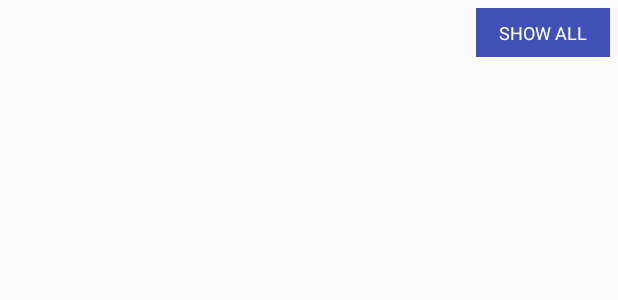
After one commit to e-carlin/banter-android, an Android app: the layout section_custom_row_layout.xml on its own in the app's theme, with its tools: preview values and no code run, on a phone screen of 412 x 824 dp. The commit adds this screen. Shown: the top 300 px of the screen. Run offline under Robolectric (Android 15) with nearby library versions, the phone set to English and light mode, and no system bars.

Commit message:
Sections now split on account type

```diff
--- a/app/build.gradle
+++ b/app/build.gradle
@@ -14,7 +14,8 @@ android {
         debug {
             buildConfigField 'String', 'PLAID_PUBLIC_KEY', '"74912a00575badb2f1b0f1b8bdfde2"'
             buildConfigField 'String', 'PLAID_CLIENT_ID', '"59dd926b4e95b872dbbb6cdf"'
-            buildConfigField 'String', 'PLAID_SECRET_KEY', '"2e17db39ac71ebd3810b276801569e"' //Plaid TODO: Move secret to a better location (i.e. env)
+            buildConfigField 'String', 'PLAID_SECRET_KEY', '"2e17db39ac71ebd3810b276801569e"'
+            //Plaid TODO: Move secret to a better location (i.e. env)
         }
         release {
             minifyEnabled false
@@ -66,7 +67,6 @@ dependencies {
     //Plaid for financial information
     compile group: 'com.plaid', name: 'plaid-java', version: '2.2.0'
 
-
     // Third-party libraries
     compileOnly "org.projectlombok:lombok:1.16.20"
     annotationProcessor 'org.projectlombok:lombok:1.16.20'
--- a/app/src/main/AndroidManifest.xml
+++ b/app/src/main/AndroidManifest.xml
@@ -16,10 +16,12 @@
                 <category android:name="android.intent.category.LAUNCHER" />
             </intent-filter>
         </activity>
-        <activity android:name=".PlaidAddAccountActivity"></activity>
+        <activity android:name=".PlaidAddAccountActivity" />
+
         <service
             android:name=".service.AddAccountService"
-            android:exported="false"/>
+            android:exported="false" />
+
     </application>
 
 </manifest>
--- a/app/src/main/java/com/banter/banter/model/document/attribute/AccountAttribute.java
+++ b/app/src/main/java/com/banter/banter/model/document/attribute/AccountAttribute.java
@@ -9,8 +9,8 @@ public class AccountAttribute {
 
     private String id;
     private String name;
-    private String type; //TODO: Maybe make this an enum
-    private String subtype; //TODO: Maybe make this an enum too
+    private String type; //TODO: Maybe make this an enum https://plaid.com/docs/api/#accounts
+    private String subtype; //TODO: Maybe make this an enum too https://plaid.com/docs/api/#accounts
     private AccountBalancesAttribute balances;
 
     public AccountAttribute() {}
--- /dev/null
+++ b/app/src/main/res/layout/section_custom_row_layout.xml
@@ -0,0 +1,39 @@
+<?xml version="1.0" encoding="utf-8"?>
+<RelativeLayout xmlns:android="http://schemas.android.com/apk/res/android"
+    android:layout_width="match_parent"
+    android:layout_height="wrap_content"
+    android:orientation="vertical"
+    android:padding="5dp">
+
+    <TextView
+        android:id="@+id/section_label"
+        android:layout_width="wrap_content"
+        android:layout_height="wrap_content"
+        android:layout_alignBaseline="@+id/section_show_all_button"
+        android:layout_alignParentLeft="true"
+        android:textColor="@android:color/darker_gray"
+        android:textSize="14sp" />
+
+    <TextView
+        android:id="@+id/section_show_all_button"
+        android:layout_width="wrap_content"
+        android:layout_height="wrap_content"
+        android:layout_alignParentRight="true"
+        android:background="@color/colorPrimary"
+        android:paddingBottom="8dp"
+        android:paddingLeft="15dp"
+        android:paddingRight="15dp"
+        android:paddingTop="8dp"
+        android:text="@string/show_all"
+        android:textAllCaps="true"
+        android:textColor="@android:color/white"
+        android:textSize="12sp" />
+
+    <!--  recycler view for items -->
+    <android.support.v7.widget.RecyclerView
+        android:id="@+id/item_recycler_view"
+        android:layout_width="match_parent"
+        android:layout_height="match_parent"
+        android:layout_below="@+id/section_show_all_button"
+        android:layout_marginTop="7dp" />
+</RelativeLayout>
--- a/app/src/main/res/values/strings.xml
+++ b/app/src/main/res/values/strings.xml
@@ -6,4 +6,9 @@
     <string name="message_unknown">Unknown error.</string>
     <string name="option_retry">Retry</string>
     <string name="option_exit">Exit</string>
+
+    <string name="linear_sectioned_recyclerview_vertical">Linear Sectioned RecyclerView (Vertical)</string>
+    <string name="linear_sectioned_recyclerview_horizontal">Linear Sectioned RecyclerView (Horizontal)</string>
+    <string name="grid_sectioned_recyclerview">Grid Sectioned RecyclerView</string>
+    <string name="show_all">Show All</string>
 </resources>
```
Also changed, not shown: app/src/main/java/com/banter/banter/ItemRecyclerViewAdapter.java (added, +49 -0 lines), app/src/main/java/com/banter/banter/MainActivity.java (+59 -34 lines), app/src/main/java/com/banter/banter/SectionModel.java (added, +21 -0 lines), app/src/main/java/com/banter/banter/SectionRecyclerViewAdapter.java (added, +74 -0 lines), app/src/main/java/com/banter/banter/model/document/AccountsDocument.java (+17 -4 lines), app/src/main/java/com/banter/banter/model/document/attribute/InstitutionAttribute.java (+16 -0 lines), app/src/main/res/layout/activity_main.xml (+8 -47 lines), app/src/main/res/layout/item_custom_row_layout.xml (added, +36 -0 lines).
